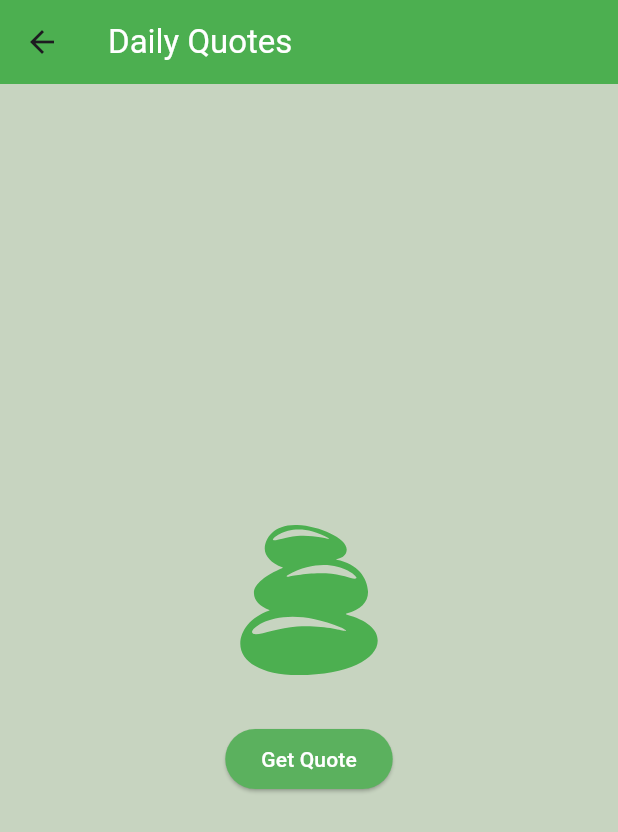
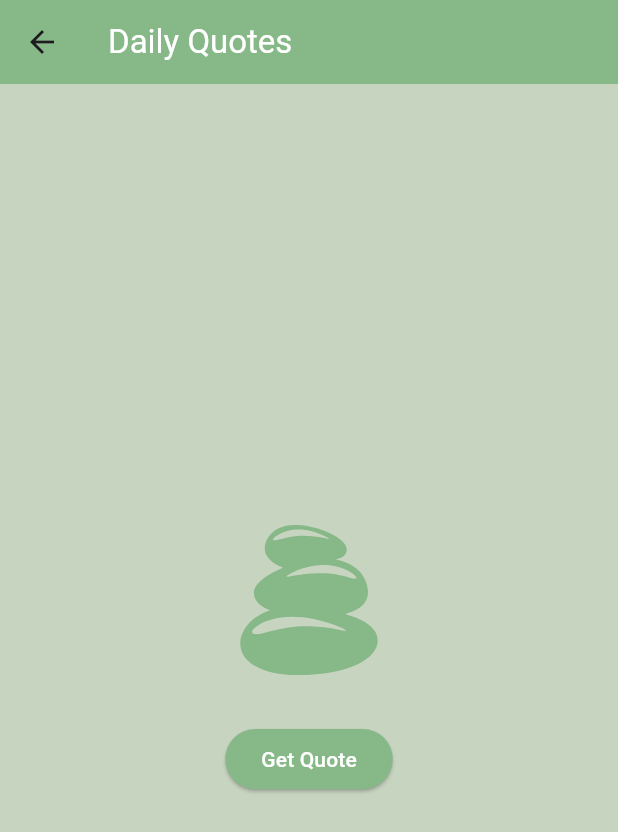
Before and after one commit to lnvaldez/zen-todo, a Flutter app: the QuotesScreen screen opened by its route, on a phone screen of 412 x 824 dp. Shown: the top 832 px of the screen. Run offline on Flutter 3.47's test engine with Material 3 defaults, Android fonts, the phone set to English and light mode, and no system bars; our stand-ins replace flutter_slidable, flutter_svg, shared_preferences; accounts and stored records are empty.

Commit message:
feat: update icon

```diff
--- a/lib/screens/quotes_screen.dart
+++ b/lib/screens/quotes_screen.dart
@@ -38,7 +38,7 @@ class _QuotesScreenState extends State<QuotesScreen> {
           'Daily Quotes',
           style: TextStyle(color: Colors.white),
         ),
-        backgroundColor: Colors.green,
+        backgroundColor: const Color.fromARGB(255, 135, 184, 136),
       ),
       body: Align(
         alignment: Alignment.center,
@@ -50,14 +50,14 @@ class _QuotesScreenState extends State<QuotesScreen> {
               SvgPicture.asset(
                 'assets/zen_logo.svg',
                 height: 100,
-                colorFilter:
-                    const ColorFilter.mode(Colors.green, BlendMode.srcIn),
+                colorFilter: const ColorFilter.mode(
+                    Color.fromARGB(255, 135, 184, 136), BlendMode.srcIn),
               ),
               const SizedBox(height: 32),
               ElevatedButton(
                 style: const ButtonStyle(
-                    backgroundColor:
-                        WidgetStatePropertyAll(Color.fromRGBO(91, 177, 94, 1))),
+                    backgroundColor: WidgetStatePropertyAll(
+                        Color.fromARGB(255, 135, 184, 136))),
                 onPressed: _isLoading ? null : _fetchQuote,
                 child: Text(
                   _isLoading ? 'Loading...' : 'Get Quote',
--- a/pubspec.yaml
+++ b/pubspec.yaml
@@ -44,6 +44,7 @@ dependencies:
 dev_dependencies:
   flutter_test:
     sdk: flutter
+  flutter_launcher_icons: ^0.14.3
 
   # The "flutter_lints" package below contains a set of recommended lints to
   # encourage good coding practices. The lint set provided by the package is
@@ -51,6 +52,11 @@ dev_dependencies:
   # package. See that file for information about deactivating specific lint
   # rules and activating additional ones.
   flutter_lints: ^4.0.0
+
+flutter_launcher_icons:
+  image_path: "assets/icons/ic_launcher.png"
+  android: true
+  ios: true
 
 # For information on the generic Dart part of this file, see the
 # following page: https://dart.dev/tools/pub/pubspec
```
Also changed, not shown: assets/icons/ic_launcher.png (added), assets/zen_logo.svg, pubspec.lock, 23 other files.
